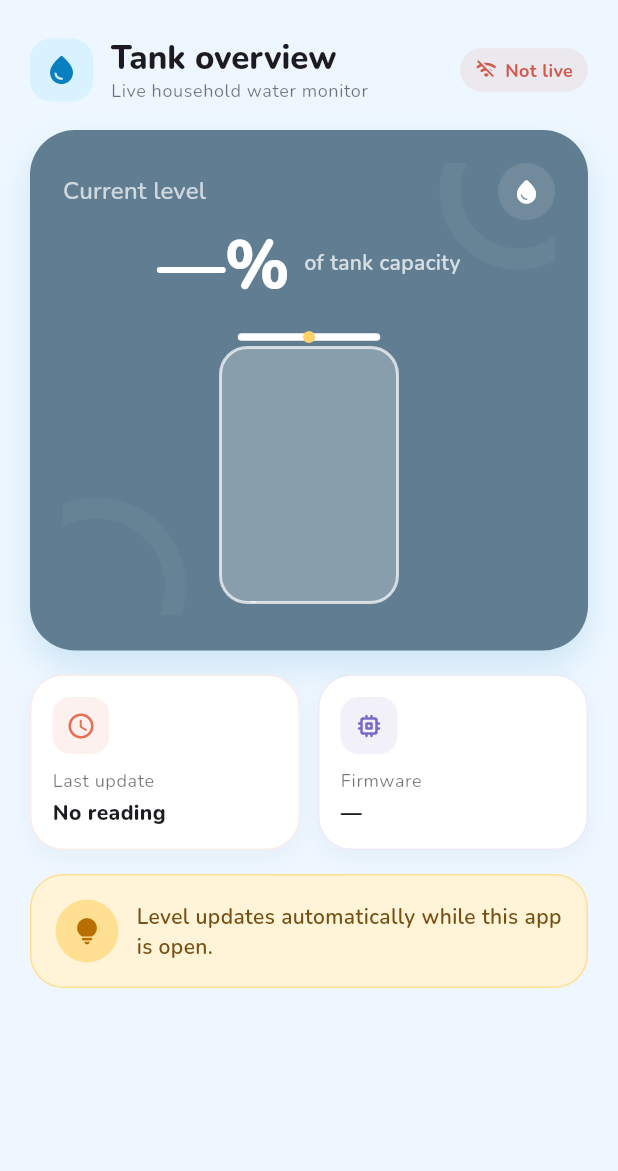
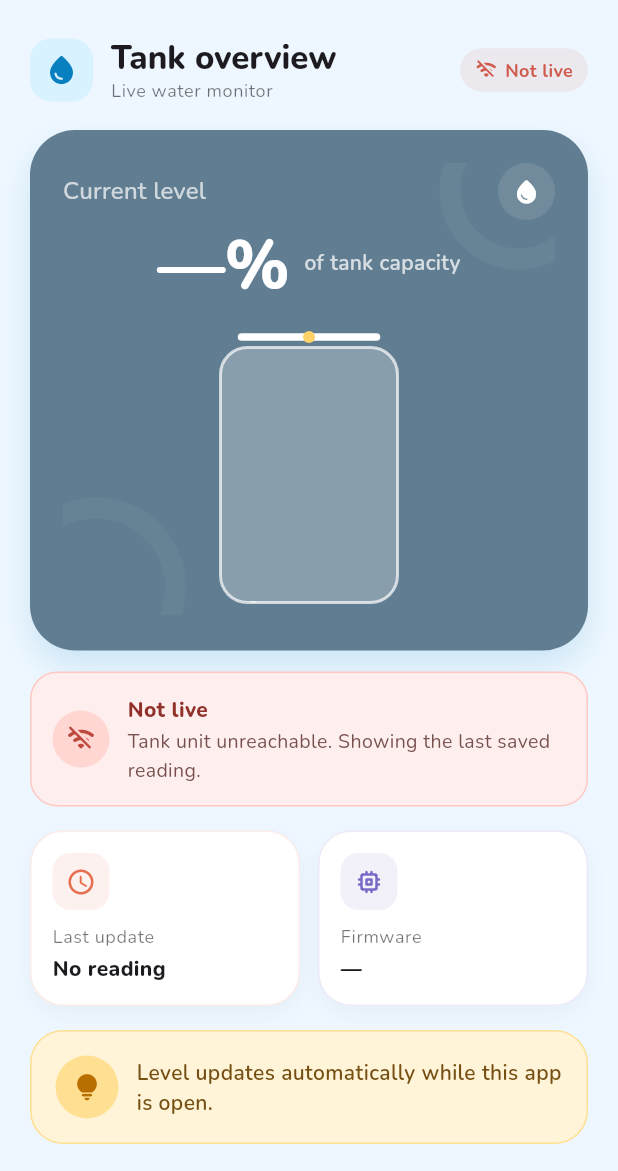
Before and after one commit to MHND09/water-tank-level, a Flutter app: the screen it shows after launch, on a phone screen of 412 x 824 dp, the part 65-1236 px from its top. Run offline on Flutter 3.47's test engine with Material 3 defaults, Android fonts, the phone set to English and light mode, and no system bars; our stand-ins replace flutter_riverpod, google_fonts, shared_preferences; network calls fail.

Commit message:
Refactor dashboard state management and complete localization

```diff
--- a/lib/l10n/app_localizations.dart
+++ b/lib/l10n/app_localizations.dart
@@ -14,9 +14,17 @@ class AppLocalizations {
 
   String get appTitle => isFrench ? 'Aqua Niveau' : 'Aqua Level';
   String get tankOverview => isFrench ? 'Vue du réservoir' : 'Tank overview';
-  String get liveMonitor => isFrench ? "Suivi en direct du niveau d'eau" : 'Live household water monitor';
+  String get liveMonitor => isFrench ? "Suivi en direct du niveau d'eau" : 'Live water monitor';
   String get online => isFrench ? 'En ligne' : 'Online';
   String get notLive => isFrench ? 'Hors ligne' : 'Not live';
+  String get connecting => isFrench ? 'Connexion...' : 'Connecting...';
+  String get sensorWaiting => isFrench ? 'Capteur en attente' : 'Sensor waiting';
+  String get sensorStale => isFrench ? 'Mesure périmée' : 'Stale reading';
+  String get retrying => isFrench ? 'Actualisation...' : 'Refreshing...';
+  String get connectingDetail => isFrench ? 'Connexion au boîtier du réservoir.' : 'Connecting to the tank unit.';
+  String get unreachableDetail => isFrench ? 'Boîtier inaccessible. Dernière mesure enregistrée affichée.' : 'Tank unit unreachable. Showing the last saved reading.';
+  String get noReadingDetail => isFrench ? 'Boîtier connecté, mais aucune nouvelle mesure valide.' : 'Tank unit connected, but no valid reading is available.';
+  String get staleDetail => isFrench ? 'La mesure du capteur est trop ancienne. Dernière mesure valide affichée.' : 'The sensor reading is too old. Showing the last valid reading.';
   String get unknown => isFrench ? 'Aucune mesure' : 'No reading';
   String relativeTime(Duration age) {
     if (age.isNegative || age.inSeconds < 10) return isFrench ? "à l'instant" : 'Just now';
--- a/lib/main.dart
+++ b/lib/main.dart
@@ -1,3 +1,5 @@
+import 'dart:async';
+
 import 'package:flutter/material.dart';
 import 'package:flutter_localizations/flutter_localizations.dart';
 import 'package:flutter_riverpod/flutter_riverpod.dart';
@@ -46,10 +48,49 @@ class AquaLevelApp extends ConsumerWidget {
   }
 }
 
-class DashboardScreen extends ConsumerWidget {
+class DashboardScreen extends ConsumerStatefulWidget {
   const DashboardScreen({super.key});
   @override
-  Widget build(BuildContext context, WidgetRef ref) {
+  ConsumerState<DashboardScreen> createState() => _DashboardScreenState();
+}
+
+class _DashboardScreenState extends ConsumerState<DashboardScreen> with WidgetsBindingObserver {
+  Timer? _relativeTimeTimer;
+
+  @override
+  void initState() {
+    super.initState();
+    WidgetsBinding.instance.addObserver(this);
+    _startRelativeTimeTimer();
+  }
+
+  void _startRelativeTimeTimer() {
+    _relativeTimeTimer?.cancel();
+    _relativeTimeTimer = Timer.periodic(const Duration(minutes: 1), (_) {
+      if (mounted) setState(() {});
+    });
+  }
+
+  @override
+  void dispose() {
+    WidgetsBinding.instance.removeObserver(this);
+    _relativeTimeTimer?.cancel();
+    super.dispose();
+  }
+
+  @override
+  void didChangeAppLifecycleState(AppLifecycleState state) {
+    if (state == AppLifecycleState.resumed) {
+      _startRelativeTimeTimer();
+      ref.read(dashboardProvider.notifier).resumePolling();
+    } else if (state == AppLifecycleState.paused || state == AppLifecycleState.inactive) {
+      _relativeTimeTimer?.cancel();
+      ref.read(dashboardProvider.notifier).pausePolling();
+    }
+  }
+
+  @override
+  Widget build(BuildContext context) {
     final strings = AppLocalizations.of(context);
     final dashboard = ref.watch(dashboardProvider);
     final settings = ref.watch(settingsProvider);
@@ -69,15 +110,18 @@ class DashboardScreen extends ConsumerWidget {
           ),
           IconButton(
             tooltip: strings.refresh,
-            icon: const Icon(Icons.refresh_rounded, size: 21),
-            onPressed: () => ref.read(dashboardProvider.notifier).refresh(),
+            icon: dashboard.isRefreshing
+                ? const SizedBox(width: 20, height: 20, child: CircularProgressIndicator(strokeWidth: 2.4))
+                : const Icon(Icons.refresh_rounded, size: 21),
+            onPressed: dashboard.isRefreshing ? null : () => ref.read(dashboardProvider.notifier).refresh(),
           ),
         ],
       ),
       body: _LevelView(
         level: dashboard.level ?? const LevelResponse(distanceCm: null, ageSeconds: null, status: LevelStatus.noReading, firmware: '—'),
         settings: settings,
-        isLive: dashboard.isLive,
+        status: dashboard.status,
+        isRefreshing: dashboard.isRefreshing,
         recordedAt: dashboard.recordedAt,
       ),
     );
@@ -85,15 +129,31 @@ class DashboardScreen extends ConsumerWidget {
 }
 
 class _LevelView extends StatelessWidget {
-  const _LevelView({required this.level, required this.settings, required this.isLive, required this.recordedAt});
+  const _LevelView({required this.level, required this.settings, required this.status, required this.isRefreshing, required this.recordedAt});
   final LevelResponse level;
   final TankSettings settings;
-  final bool isLive;
+  final DashboardStatus status;
+  final bool isRefreshing;
   final DateTime? recordedAt;
   @override
   Widget build(BuildContext context) {
     final strings = AppLocalizations.of(context);
     final hasReading = level.distanceCm != null;
+    final isLive = status == DashboardStatus.live;
+    final statusLabel = switch (status) {
+      DashboardStatus.connecting => strings.connecting,
+      DashboardStatus.live => strings.online,
+      DashboardStatus.unreachable => strings.notLive,
+      DashboardStatus.noReading => strings.sensorWaiting,
+      DashboardStatus.stale => strings.sensorStale,
+    };
+    final statusIcon = switch (status) {
+      DashboardStatus.live => Icons.wifi_rounded,
+      DashboardStatus.connecting => Icons.sync_rounded,
+      DashboardStatus.noReading => Icons.hourglass_empty_rounded,
+      DashboardStatus.stale => Icons.warning_amber_rounded,
+      DashboardStatus.unreachable => Icons.wifi_off_rounded,
+    };
     final percent = hasReading ? settings.calculateLevelPercent(level.distanceCm!) : 0.0;
     return SafeArea(
       child: ListView(
@@ -113,7 +173,7 @@ class _LevelView extends StatelessWidget {
                 Text(strings.liveMonitor, style: Theme.of(context).textTheme.bodySmall?.copyWith(color: Colors.black54)),
               ]),
               const Spacer(),
-              _StatusChip(label: isLive ? strings.online : strings.notLive, color: isLive ? const Color(0xff168b63) : const Color(0xffd05b4d), icon: isLive ? Icons.wifi_rounded : Icons.wifi_off_rounded),
+              _StatusChip(label: statusLabel, color: isLive ? const Color(0xff168b63) : const Color(0xffd05b4d), icon: statusIcon),
             ],
           ),
           const SizedBox(height: 18),
@@ -146,7 +206,7 @@ class _LevelView extends StatelessWidget {
                   children: [
                     Text(hasReading ? '${percent.toStringAsFixed(0)}%' : '—%', style: Theme.of(context).textTheme.displayMedium?.copyWith(color: Colors.white, fontWeight: FontWeight.w800, height: 1)),
                     const SizedBox(width: 10),
-                    Padding(padding: const EdgeInsets.only(bottom: 4), child: Text(strings.tankCapacity, style: TextStyle(color: Colors.white.withAlpha(190), fontWeight: FontWeight.w600))),
+                    Padding(padding: const EdgeInsets.only(bottom: 4), child: Text(isRefreshing ? strings.retrying : strings.tankCapacity, style: TextStyle(color: Colors.white.withAlpha(190), fontWeight: FontWeight.w600))),
                   ],
                 ),
                 const SizedBox(height: 20),
@@ -167,6 +227,20 @@ class _LevelView extends StatelessWidget {
               ],
             ),
           ),
+          if (!isLive) ...[
+            const SizedBox(height: 14),
+            _StateNotice(
+              icon: statusIcon,
+              title: statusLabel,
+              detail: switch (status) {
+                DashboardStatus.connecting => strings.connectingDetail,
+                DashboardStatus.unreachable => strings.unreachableDetail,
+                DashboardStatus.noReading => strings.noReadingDetail,
+                DashboardStatus.stale => strings.staleDetail,
+                DashboardStatus.live => '',
+              },
+            ),
+          ],
           const SizedBox(height: 16),
           Row(children: [
             Expanded(child: _InfoTile(icon: Icons.schedule_rounded, label: strings.lastUpdate, value: recordedAt == null ? strings.unknown : strings.relativeTime(DateTime.now().difference(recordedAt!)), accent: const Color(0xffe66f51))),
@@ -179,6 +253,24 @@ class _LevelView extends StatelessWidget {
       ),
     );
   }
+}
+
+class _StateNotice extends StatelessWidget {
+  const _StateNotice({required this.icon, required this.title, required this.detail});
+  final IconData icon;
+  final String title;
+  final String detail;
+
+  @override
+  Widget build(BuildContext context) => Container(
+    padding: const EdgeInsets.all(14),
+    decoration: BoxDecoration(color: const Color(0xffffeeee), borderRadius: BorderRadius.circular(18), border: Border.all(color: const Color(0xffffc8c2))),
+    child: Row(children: [
+      Container(width: 38, height: 38, decoration: const BoxDecoration(color: Color(0xffffd6d1), shape: BoxShape.circle), child: Icon(icon, color: const Color(0xffbd493f), size: 20)),
+      const SizedBox(width: 12),
+      Expanded(child: Column(crossAxisAlignment: CrossAxisAlignment.start, children: [Text(title, style: const TextStyle(fontWeight: FontWeight.w800, color: Color(0xff8f3029))), const SizedBox(height: 2), Text(detail, style: const TextStyle(color: Color(0xff76504d), fontSize: 13))])),
+    ]),
+  );
 }
 
 class _StatusChip extends StatelessWidget {
```
Also changed, not shown: lib/providers/app_providers.dart (+28 -9 lines), lib/repositories/tank_repository.dart (+9 -3 lines), 1 other file.
